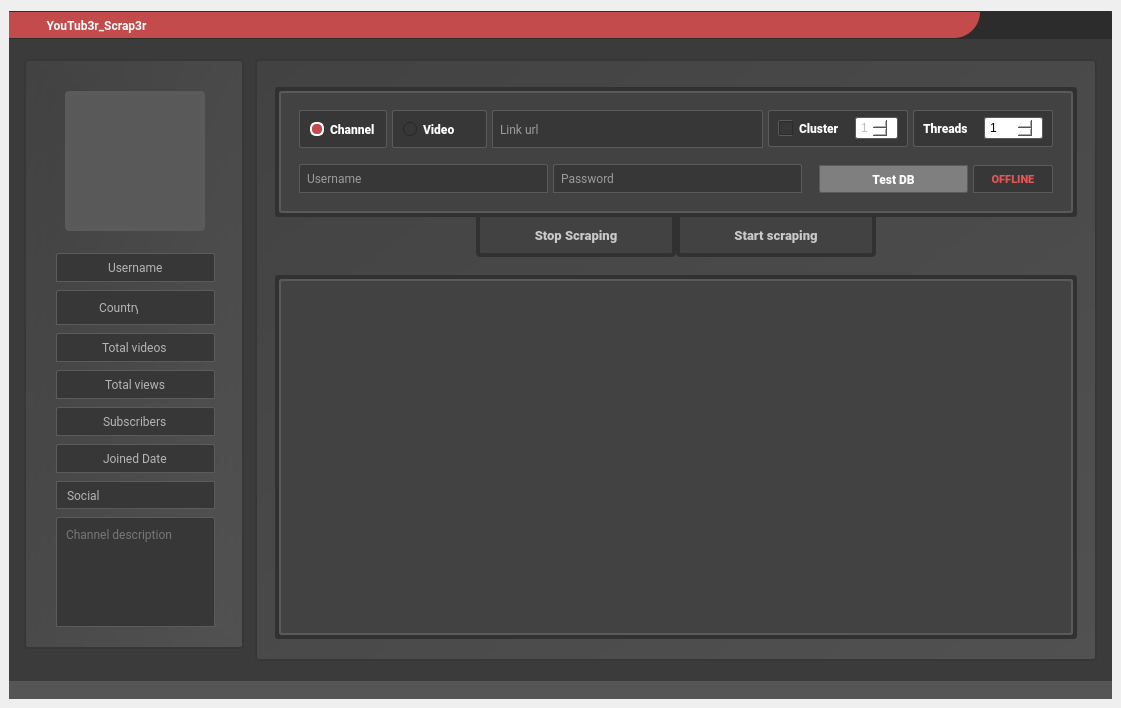
The window that ui/second_gui_style.ui (T4M1Z/GUI-PyQT5-Youtub3r_Scrap3r) describes before a commit, drawn with Qt 5.
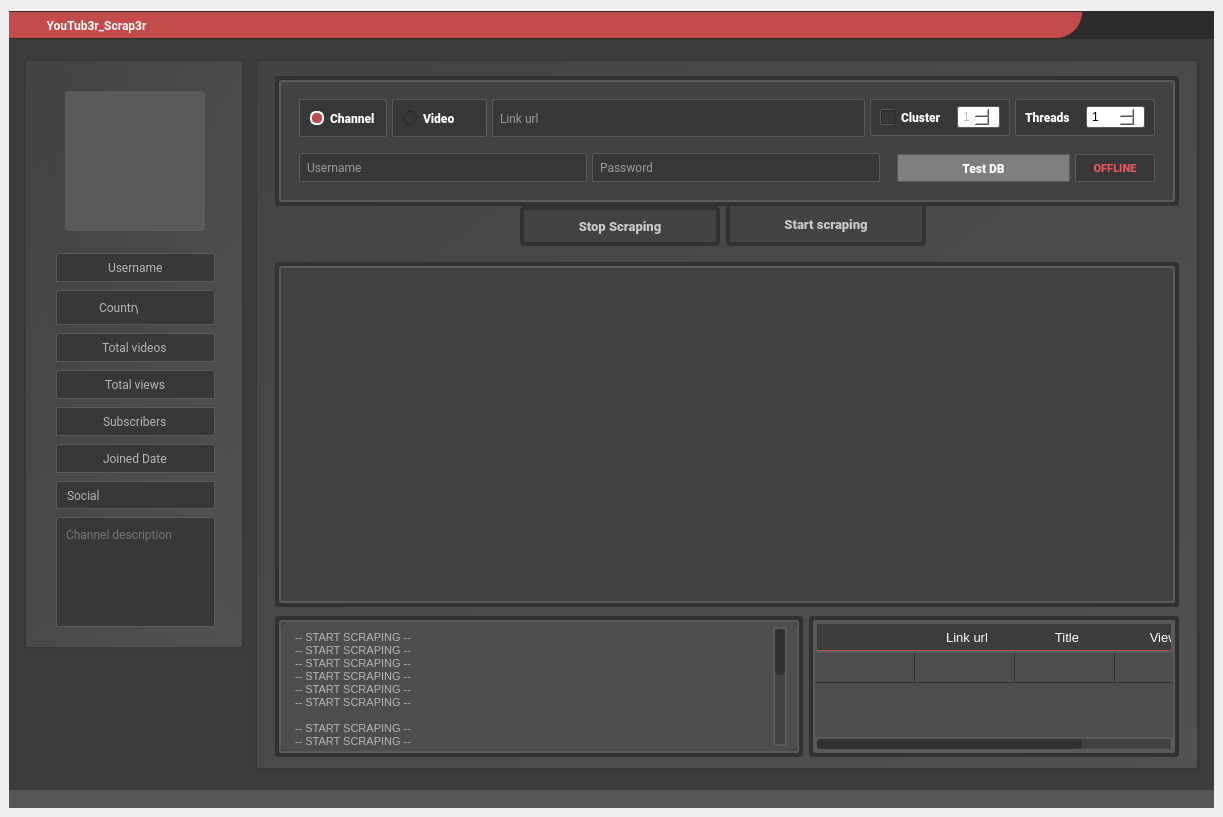
The same window after the commit. Icons and pictures are not drawn.

Commit message: improvement scarping channel & new bottom panel

```diff
--- a/ui/second_gui_style.ui
+++ b/ui/second_gui_style.ui
@@ -6,8 +6,8 @@
    <rect>
     <x>0</x>
     <y>0</y>
-    <width>1121</width>
-    <height>708</height>
+    <width>1223</width>
+    <height>817</height>
    </rect>
   </property>
   <property name="minimumSize">
@@ -16,9 +16,110 @@
     <height>708</height>
    </size>
   </property>
+  <property name="font">
+   <font>
+    <family>Oswald ExtraLight</family>
+   </font>
+  </property>
   <property name="windowTitle">
    <string>MainWindow</string>
   </property>
+  <property name="styleSheet">
+   <string notr="true">QScrollBar:horizontal {
+	border: none;
+    background: rgb(45, 45, 68);
+	border-radius: 0px;
+ }
+
+/*  HANDLE BAR horiz:horizontal */
+QScrollBar::handle:horizontal {	
+	background-color: rgb(49, 49, 49);
+	border-radius: 4px;
+
+}
+QScrollBar::handle:horizontal:hover{	
+	background-color: rgb(54, 54, 54);
+}
+QScrollBar::handle:horizontal:pressed {	
+	background-color: rgb(50, 50, 50);
+}
+
+/* BTN TOP - SCROLLBAR */
+QScrollBar::sub-line:horizontal {
+	border: none;
+	background-color: rgb(60, 60, 60);
+border-radius: 3px;
+width:0px;
+}
+
+
+
+/* BTN BOTTOM - SCROLLBAR */
+QScrollBar::add-line:horizontal {
+	border: none;
+		background-color: rgb(60, 60, 60);
+border-radius: 3px;
+width:0px;
+}
+
+
+/* RESET ARROW */
+QScrollBar::up-arrow:horizontal, QScrollBar::down-arrow:horizontal {
+	background: none;
+}
+QScrollBar::add-page:horizontal, QScrollBar::sub-page:horizontal {
+	background: none;
+}
+
+QScrollBar:vertical {
+	border: none;
+    background: rgb(45, 45, 68);
+	border-radius: 0px;
+ }
+
+/*  HANDLE BAR horiz:vertical */
+QScrollBar::handle:vertical {	
+	background-color: rgb(49, 49, 49);
+	border-radius: 7px;
+
+border-radius: 4px;
+
+}
+QScrollBar::handle:vertical:hover{	
+	background-color: rgb(54, 54, 54);
+}
+QScrollBar::handle:vertical:pressed {	
+	background-color: rgb(50, 50, 50);
+}
+
+/* BTN TOP - SCROLLBAR */
+QScrollBar::sub-line:vertical {
+	border: none;
+	background-color: rgb(60, 60, 60);
+border-radius: 3px;
+width:0px;
+}
+
+
+
+/* BTN BOTTOM - SCROLLBAR */
+QScrollBar::add-line:vertical {
+	border: none;
+		background-color: rgb(60, 60, 60);
+border-radius: 3px;
+width:0px;
+}
+
+
+/* RESET ARROW */
+QScrollBar::up-arrow:vertical, QScrollBar::down-arrow:vertical {
+	background: none;
+}
+QScrollBar::add-page:vertical, QScrollBar::sub-page:vertical {
+	background: none;
+}
+</string>
+  </property>
   <widget class="QWidget" name="centralwidget">
    <property name="minimumSize">
     <size>
@@ -490,6 +591,11 @@
        </item>
        <item>
         <widget class="QFrame" name="frame_3">
+         <property name="font">
+          <font>
+           <family>Noto Sans</family>
+          </font>
+         </property>
          <property name="styleSheet">
           <string notr="true">background-color: rgb(59, 59, 59);</string>
          </property>
@@ -1304,22 +1410,22 @@
             <property name="frameShadow">
              <enum>QFrame::Raised</enum>
             </property>
-            <layout class="QVBoxLayout" name="verticalLayout_13" stretch="0,0,15,0">
+            <layout class="QVBoxLayout" name="verticalLayout_13" stretch="0,0,15,6,0">
              <property name="spacing">
               <number>0</number>
              </property>
              <property name="topMargin">
-              <number>26</number>
+              <number>15</number>
              </property>
              <property name="bottomMargin">
               <number>9</number>
              </property>
              <item>
-              <widget class="QFrame" name="frame_31">
+              <widget class="QFrame" name="scraping_setting_frame">
                <property name="minimumSize">
                 <size>
                  <width>0</width>
-                 <height>130</height>
+                 <height>0</height>
                 </size>
                </property>
                <property name="maximumSize">
@@ -2276,7 +2382,7 @@
                <property name="frameShadow">
                 <enum>QFrame::Raised</enum>
                </property>
-               <layout class="QHBoxLayout" name="horizontalLayout_8">
+               <layout class="QVBoxLayout" name="verticalLayout_10">
                 <property name="spacing">
                  <number>0</number>
                 </property>
@@ -2284,21 +2390,54 @@
                  <number>0</number>
                 </property>
                 <property name="bottomMargin">
-                 <number>9</number>
+                 <number>0</number>
                 </property>
                 <item>
-                 <spacer name="horizontalSpacer_3">
+                 <widget class="QFrame" name="frame_19">
+                  <property name="frameShape">
+                   <enum>QFrame::StyledPanel</enum>
+                  </property>
+                  <property name="frameShadow">
+                   <enum>QFrame::Raised</enum>
+                  </property>
+                  <layout class="QHBoxLayout" name="horizontalLayout_8" stretch="0,0,0">
+                   <property name="leftMargin">
+                    <number>0</number>
+                   </property>
+                   <property name="topMargin">
+                    <number>0</number>
+                   </property>
+                   <property name="bottomMargin">
+                    <number>7</number>
+                   </property>
+                   <item>
+                    <spacer name="horizontalSpacer_5">
                   <property name="orientation">
                    <enum>Qt::Horizontal</enum>
                   </property>
                   <property name="sizeHint" stdset="0">
                    <size>
-                    <width>40</width>
+                       <width>175</width>
                     <height>20</height>
                    </size>
                   </property>
                  </spacer>
                 </item>
+                   <item>
+                    <widget class="QFrame" name="frame_24">
+                     <property name="frameShape">
+                      <enum>QFrame::StyledPanel</enum>
+                     </property>
+                     <property name="frameShadow">
+                      <enum>QFrame::Raised</enum>
+                     </property>
+                     <layout class="QHBoxLayout" name="horizontalLayout_23">
+                      <property name="topMargin">
+                       <number>0</number>
+                      </property>
+                      <property name="bottomMargin">
+                       <number>9</number>
+                      </property>
                 <item>
                  <widget class="QPushButton" name="stop_scraping_btn">
                   <property name="minimumSize">
@@ -2325,10 +2464,8 @@
                   <property name="styleSheet">
                    <string notr="true">QPushButton{ 
 	border: 4px solid rgb(49, 49, 49);
-	border-top:0px;
 	background-color: rgb(66, 66, 66);
-	border-bottom-left-radius:5px;
-	border-bottom-right-radius:5px;
+	border-radius:5px;
 	color: rgb(201, 201, 201);
 }
 
@@ -2395,8 +2532,11 @@
                   </property>
                  </widget>
                 </item>
+                     </layout>
+                    </widget>
+                   </item>
                 <item>
-                 <spacer name="horizontalSpacer_4">
+                    <spacer name="horizontalSpacer_3">
                   <property name="orientation">
                    <enum>Qt::Horizontal</enum>
                   </property>
@@ -2411,6 +2551,17 @@
                </layout>
               </widget>
              </item>
+               </layout>
+              </widget>
+             </item>
+             <item>
+              <layout class="QHBoxLayout" name="horizontalLayout_20">
+               <property name="spacing">
+                <number>0</number>
+               </property>
+               <property name="topMargin">
+                <number>0</number>
+               </property>
              <item>
               <widget class="QFrame" name="frame_14">
                <property name="styleSheet">
@@ -2423,13 +2574,17 @@
                <property name="frameShadow">
                 <enum>QFrame::Raised</enum>
                </property>
-               <layout class="QHBoxLayout" name="horizontalLayout_18">
+                 <layout class="QHBoxLayout" name="horizontalLayout_18" stretch="5">
+                  <property name="topMargin">
+                   <number>0</number>
+                  </property>
                 <item>
                  <widget class="QFrame" name="frame_5">
                   <property name="styleSheet">
                    <string notr="true">background-color: rgb(49, 49, 49);
 border-radius:3px;
-border:0px;border:none</string>
+
+border:0px;</string>
                   </property>
                   <property name="frameShape">
                    <enum>QFrame::StyledPanel</enum>
@@ -2471,6 +2626,349 @@
                       </property>
                       <item>
                        <layout class="QVBoxLayout" name="selenium_layout"/>
+                        </item>
+                       </layout>
+                      </widget>
+                     </item>
+                    </layout>
+                   </widget>
+                  </item>
+                 </layout>
+                </widget>
+               </item>
+              </layout>
+             </item>
+             <item>
+              <widget class="QFrame" name="scraping_monitoring_frame">
+               <property name="maximumSize">
+                <size>
+                 <width>16777215</width>
+                 <height>16777215</height>
+                </size>
+               </property>
+               <property name="styleSheet">
+                <string notr="true">border:none;
+background-color: qlineargradient(spread:pad, x1:0, y1:0.0116818, x2:1, y2:1, stop:1 rgba(0, 0, 0, 0));</string>
+               </property>
+               <property name="frameShape">
+                <enum>QFrame::StyledPanel</enum>
+               </property>
+               <property name="frameShadow">
+                <enum>QFrame::Raised</enum>
+               </property>
+               <layout class="QHBoxLayout" name="horizontalLayout_28" stretch="10,7">
+                <property name="topMargin">
+                 <number>0</number>
+                </property>
+                <property name="bottomMargin">
+                 <number>0</number>
+                </property>
+                <item>
+                 <widget class="QFrame" name="frame_20">
+                  <property name="styleSheet">
+                   <string notr="true">background-color: rgb(49, 49, 49);
+border-radius:3px;
+
+border:0px;</string>
+                  </property>
+                  <property name="frameShape">
+                   <enum>QFrame::StyledPanel</enum>
+                  </property>
+                  <property name="frameShadow">
+                   <enum>QFrame::Raised</enum>
+                  </property>
+                  <layout class="QHBoxLayout" name="horizontalLayout_24">
+                   <property name="leftMargin">
+                    <number>4</number>
+                   </property>
+                   <property name="topMargin">
+                    <number>4</number>
+                   </property>
+                   <property name="rightMargin">
+                    <number>4</number>
+                   </property>
+                   <property name="bottomMargin">
+                    <number>4</number>
+                   </property>
+                   <item>
+                    <widget class="QFrame" name="frame_23">
+                     <property name="styleSheet">
+                      <string notr="true">background-color: rgb(66, 66, 66);
+border:2px solid rgb(90, 90, 90);</string>
+                     </property>
+                     <property name="frameShape">
+                      <enum>QFrame::StyledPanel</enum>
+                     </property>
+                     <property name="frameShadow">
+                      <enum>QFrame::Raised</enum>
+                     </property>
+                     <layout class="QHBoxLayout" name="horizontalLayout_25">
+                      <property name="leftMargin">
+                       <number>0</number>
+                      </property>
+                      <property name="topMargin">
+                       <number>0</number>
+                      </property>
+                      <property name="rightMargin">
+                       <number>0</number>
+                      </property>
+                      <property name="bottomMargin">
+                       <number>0</number>
+                      </property>
+                      <item>
+                       <widget class="QTextBrowser" name="textBrowser">
+                        <property name="styleSheet">
+                         <string notr="true">QTextBrowser{
+	border:none;
+		color: rgb(181, 181, 181);
+	border-radius:8px;
+	background-color: rgb(77, 77, 77);
+	padding-left:10px;
+	padding-top:5px;
+	padding-bottom:5px;
+	padding-right:10px;
+}</string>
+                        </property>
+                        <property name="html">
+                         <string>&lt;!DOCTYPE HTML PUBLIC &quot;-//W3C//DTD HTML 4.0//EN&quot; &quot;http://www.w3.org/TR/REC-html40/strict.dtd&quot;&gt;
+&lt;html&gt;&lt;head&gt;&lt;meta name=&quot;qrichtext&quot; content=&quot;1&quot; /&gt;&lt;style type=&quot;text/css&quot;&gt;
+p, li { white-space: pre-wrap; }
+&lt;/style&gt;&lt;/head&gt;&lt;body style=&quot; font-family:'MS Shell Dlg 2'; font-size:8.25pt; font-weight:400; font-style:normal;&quot;&gt;
+&lt;p style=&quot; margin-top:0px; margin-bottom:0px; margin-left:0px; margin-right:0px; -qt-block-indent:0; text-indent:0px;&quot;&gt;-- START SCRAPING --	&lt;/p&gt;
+&lt;p style=&quot; margin-top:0px; margin-bottom:0px; margin-left:0px; margin-right:0px; -qt-block-indent:0; text-indent:0px;&quot;&gt;-- START SCRAPING --	&lt;/p&gt;
+&lt;p style=&quot; margin-top:0px; margin-bottom:0px; margin-left:0px; margin-right:0px; -qt-block-indent:0; text-indent:0px;&quot;&gt;-- START SCRAPING --	&lt;/p&gt;
+&lt;p style=&quot; margin-top:0px; margin-bottom:0px; margin-left:0px; margin-right:0px; -qt-block-indent:0; text-indent:0px;&quot;&gt;-- START SCRAPING --	&lt;/p&gt;
+&lt;p style=&quot; margin-top:0px; margin-bottom:0px; margin-left:0px; margin-right:0px; -qt-block-indent:0; text-indent:0px;&quot;&gt;-- START SCRAPING --	&lt;/p&gt;
+&lt;p style=&quot; margin-top:0px; margin-bottom:0px; margin-left:0px; margin-right:0px; -qt-block-indent:0; text-indent:0px;&quot;&gt;-- START SCRAPING --	&lt;/p&gt;
+&lt;p style=&quot;-qt-paragraph-type:empty; margin-top:0px; margin-bottom:0px; margin-left:0px; margin-right:0px; -qt-block-indent:0; text-indent:0px;&quot;&gt;&lt;br /&gt;&lt;/p&gt;
+&lt;p style=&quot; margin-top:0px; margin-bottom:0px; margin-left:0px; margin-right:0px; -qt-block-indent:0; text-indent:0px;&quot;&gt;-- START SCRAPING --	&lt;/p&gt;
+&lt;p style=&quot; margin-top:0px; margin-bottom:0px; margin-left:0px; margin-right:0px; -qt-block-indent:0; text-indent:0px;&quot;&gt;-- START SCRAPING --	&lt;/p&gt;
+&lt;p style=&quot; margin-top:0px; margin-bottom:0px; margin-left:0px; margin-right:0px; -qt-block-indent:0; text-indent:0px;&quot;&gt;-- START SCRAPING --	&lt;/p&gt;
+&lt;p style=&quot; margin-top:0px; margin-bottom:0px; margin-left:0px; margin-right:0px; -qt-block-indent:0; text-indent:0px;&quot;&gt;-- START SCRAPING --	&lt;/p&gt;
+&lt;p style=&quot; margin-top:0px; margin-bottom:0px; margin-left:0px; margin-right:0px; -qt-block-indent:0; text-indent:0px;&quot;&gt;-- START SCRAPING --	&lt;/p&gt;
+&lt;p style=&quot; margin-top:0px; margin-bottom:0px; margin-left:0px; margin-right:0px; -qt-block-indent:0; text-indent:0px;&quot;&gt;-- START SCRAPING --	&lt;/p&gt;
+&lt;p style=&quot; margin-top:0px; margin-bottom:0px; margin-left:0px; margin-right:0px; -qt-block-indent:0; text-indent:0px;&quot;&gt;-- START SCRAPING --	&lt;/p&gt;
+&lt;p style=&quot; margin-top:0px; margin-bottom:0px; margin-left:0px; margin-right:0px; -qt-block-indent:0; text-indent:0px;&quot;&gt;-- START SCRAPING --	&lt;/p&gt;
+&lt;p style=&quot; margin-top:0px; margin-bottom:0px; margin-left:0px; margin-right:0px; -qt-block-indent:0; text-indent:0px;&quot;&gt;-- START SCRAPING --	&lt;/p&gt;
+&lt;p style=&quot; margin-top:0px; margin-bottom:0px; margin-left:0px; margin-right:0px; -qt-block-indent:0; text-indent:0px;&quot;&gt;-- START SCRAPING --	&lt;/p&gt;
+&lt;p style=&quot; margin-top:0px; margin-bottom:0px; margin-left:0px; margin-right:0px; -qt-block-indent:0; text-indent:0px;&quot;&gt;-- START SCRAPING --	&lt;/p&gt;
+&lt;p style=&quot; margin-top:0px; margin-bottom:0px; margin-left:0px; margin-right:0px; -qt-block-indent:0; text-indent:0px;&quot;&gt;-- START SCRAPING --	&lt;/p&gt;
+&lt;p style=&quot; margin-top:0px; margin-bottom:0px; margin-left:0px; margin-right:0px; -qt-block-indent:0; text-indent:0px;&quot;&gt;-- START SCRAPING --	&lt;/p&gt;
+&lt;p style=&quot; margin-top:0px; margin-bottom:0px; margin-left:0px; margin-right:0px; -qt-block-indent:0; text-indent:0px;&quot;&gt;-- START SCRAPING --	&lt;/p&gt;
+&lt;p style=&quot; margin-top:0px; margin-bottom:0px; margin-left:0px; margin-right:0px; -qt-block-indent:0; text-indent:0px;&quot;&gt;-- START SCRAPING --	&lt;/p&gt;&lt;/body&gt;&lt;/html&gt;</string>
+                        </property>
+                       </widget>
+                      </item>
+                     </layout>
+                    </widget>
+                   </item>
+                  </layout>
+                 </widget>
+                </item>
+                <item>
+                 <widget class="QFrame" name="frame_26">
+                  <property name="frameShape">
+                   <enum>QFrame::StyledPanel</enum>
+                  </property>
+                  <property name="frameShadow">
+                   <enum>QFrame::Raised</enum>
+                  </property>
+                  <layout class="QHBoxLayout" name="horizontalLayout_31">
+                   <property name="leftMargin">
+                    <number>0</number>
+                   </property>
+                   <property name="topMargin">
+                    <number>0</number>
+                   </property>
+                   <property name="rightMargin">
+                    <number>0</number>
+                   </property>
+                   <property name="bottomMargin">
+                    <number>0</number>
+                   </property>
+                   <item>
+                    <widget class="QFrame" name="frame_27">
+                     <property name="styleSheet">
+                      <string notr="true">background-color: rgb(49, 49, 49);
+border-radius:3px;
+
+border:0px;</string>
+                     </property>
+                     <property name="frameShape">
+                      <enum>QFrame::StyledPanel</enum>
+                     </property>
+                     <property name="frameShadow">
+                      <enum>QFrame::Raised</enum>
+                     </property>
+                     <layout class="QHBoxLayout" name="horizontalLayout_29">
+                      <property name="leftMargin">
+                       <number>4</number>
+                      </property>
+                      <property name="topMargin">
+                       <number>4</number>
+                      </property>
+                      <property name="rightMargin">
+                       <number>4</number>
+                      </property>
+                      <property name="bottomMargin">
+                       <number>4</number>
+                      </property>
+                      <item>
+                       <widget class="QFrame" name="frame_28">
+                        <property name="styleSheet">
+                         <string notr="true">background-color: rgb(66, 66, 66);
+border:2px solid rgb(90, 90, 90);</string>
+                        </property>
+                        <property name="frameShape">
+                         <enum>QFrame::StyledPanel</enum>
+                        </property>
+                        <property name="frameShadow">
+                         <enum>QFrame::Raised</enum>
+                        </property>
+                        <layout class="QHBoxLayout" name="horizontalLayout_30">
+                         <property name="leftMargin">
+                          <number>0</number>
+                         </property>
+                         <property name="topMargin">
+                          <number>0</number>
+                         </property>
+                         <property name="rightMargin">
+                          <number>0</number>
+                         </property>
+                         <property name="bottomMargin">
+                          <number>0</number>
+                         </property>
+                         <item>
+                          <widget class="QTableWidget" name="tableWidget">
+                           <property name="font">
+                            <font>
+                             <family>Roboto</family>
+                            </font>
+                           </property>
+                           <property name="styleSheet">
+                            <string notr="true">QTableWidget{
+	border-radius:8px;
+	border: none;
+}
+
+
+
+QTableWidget, QHeaderView::section, QTableWidget QTableCornerButton:section
+{
+	background-color: rgb(77, 77, 77);
+    color: #fff;
+    gridline-color:  rgb(48, 48, 48);
+
+}
+
+QTableWidget::item:selected
+{
+	background-color: rgb(56, 56, 56);
+}
+
+
+QTableWidget QTableCornerButton::section {
+background-color: qlineargradient(spread:pad, x1:0, y1:0.0116818, x2:1, y2:1, stop:1 rgba(0, 0, 0, 0));
+}
+
+QHeaderView{
+font: 13px ;
+color:rgb(240, 240, 240);
+background-color: rgb(80, 80, 80);
+}
+QHeaderView::section:horizontal{
+min-height:30px;
+border:0;
+border-bottom:1px solid rgb(195, 75, 75);
+background-color: rgb(60,60,60);
+}
+
+QHeaderView::section{
+font: 13px ;
+text-align:center;
+}
+QHeaderView::section:hover{
+	color: rgb(255, 255, 255);
+	background-color: rgb(75, 75, 75);
+}
+QHeaderView::section:checked{/*不取消高亮*/
+	color: rgb(255, 255, 255);
+	background-color: rgb(75, 75, 75);
+}
+QHeaderView::section:selected{
+	color: rgb(255, 255, 255);
+	background-color: rgb(75, 75, 75);
+}
+QHeaderView::section:checked:hover{
+	color: rgb(255, 255, 255);
+	background-color: rgb(75, 75, 75);
+}
+</string>
+                           </property>
+                           <property name="horizontalScrollBarPolicy">
+                            <enum>Qt::ScrollBarAsNeeded</enum>
+                           </property>
+                           <property name="alternatingRowColors">
+                            <bool>false</bool>
+                           </property>
+                           <property name="showGrid">
+                            <bool>true</bool>
+                           </property>
+                           <property name="sortingEnabled">
+                            <bool>false</bool>
+                           </property>
+                           <property name="rowCount">
+                            <number>1</number>
+                           </property>
+                           <property name="columnCount">
+                            <number>4</number>
+                           </property>
+                           <attribute name="horizontalHeaderHighlightSections">
+                            <bool>true</bool>
+                           </attribute>
+                           <attribute name="horizontalHeaderShowSortIndicator" stdset="0">
+                            <bool>false</bool>
+                           </attribute>
+                           <attribute name="horizontalHeaderStretchLastSection">
+                            <bool>false</bool>
+                           </attribute>
+                           <attribute name="verticalHeaderVisible">
+                            <bool>false</bool>
+                           </attribute>
+                           <attribute name="verticalHeaderCascadingSectionResizes">
+                            <bool>false</bool>
+                           </attribute>
+                           <attribute name="verticalHeaderHighlightSections">
+                            <bool>false</bool>
+                           </attribute>
+                           <attribute name="verticalHeaderShowSortIndicator" stdset="0">
+                            <bool>false</bool>
+                           </attribute>
+                           <row/>
+                           <column>
+                            <property name="text">
+                             <string/>
+                            </property>
+                           </column>
+                           <column>
+                            <property name="text">
+                             <string>Link url</string>
+                            </property>
+                           </column>
+                           <column>
+                            <property name="text">
+                             <string>Title</string>
+                            </property>
+                           </column>
+                           <column>
+                            <property name="text">
+                             <string>Views</string>
+                            </property>
+                           </column>
+                          </widget>
+                         </item>
+                        </layout>
+                       </widget>
                       </item>
                      </layout>
                     </widget>
```
Lines whose indentation alone changed are shown as unchanged. The commit also changes 12 other files.
